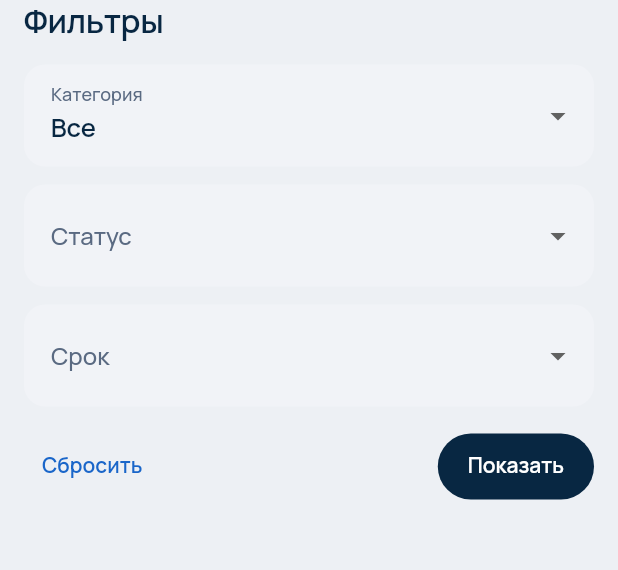
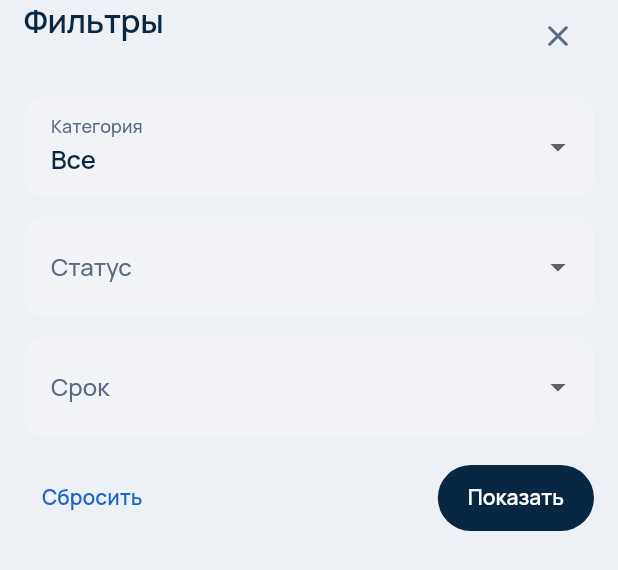
Before and after one commit to Blckk699/modus-trade-feedback, a Flutter app: the _FiltersSheet widget shown alone on an empty page, opened directly with empty values, on a phone screen of 412 x 824 dp. Shown: the top 570 px of the screen. Run offline on Flutter 3.47's test engine with Material 3 defaults, Android fonts, the phone set to English and light mode, and no system bars; our stand-ins replace file_picker, flutter_secure_storage, open_filex, shared_preferences; accounts and stored records are empty; network calls fail.

Commit message:
F-09: «Закрыть» в листах фильтров; скриншоты приёмочного прогона (#221)
Co-authored-by: Blckk699 <278325663+Blckk699@users.noreply.github.com>
Co-authored-by: Claude Opus 5.5 <noreply@anthropic.com>

```diff
--- a/flutter/lib/ui/analytics/digest_screen.dart
+++ b/flutter/lib/ui/analytics/digest_screen.dart
@@ -8,6 +8,7 @@ import '../appeals/appeal_screen.dart';
 import '../appeals/badges.dart';
 import '../../theme/modus_theme.dart';
 import '../home/role_switch.dart';
+import '../sheet_header.dart';
 
 /// «12 ч», «1,5 д» — как `formatHours` в вебе.
 String formatHours(double h) {
@@ -446,7 +447,7 @@ class _FiltersSheetState extends State<_FiltersSheet> {
       padding: EdgeInsets.fromLTRB(16, 0, 16, 16 + MediaQuery.viewInsetsOf(context).bottom),
       child: SingleChildScrollView(
         child: Column(crossAxisAlignment: CrossAxisAlignment.stretch, children: [
-          Text('Фильтры', style: Theme.of(context).textTheme.titleLarge),
+          const SheetHeader('Фильтры'),
           const SizedBox(height: 16),
           if (_departments != null) ...[
             FutureBuilder<List<Department>>(
--- a/flutter/lib/ui/appeals/queue_screen.dart
+++ b/flutter/lib/ui/appeals/queue_screen.dart
@@ -9,6 +9,7 @@ import 'badges.dart';
 import 'rows.dart';
 import '../../theme/modus_theme.dart';
 import '../home/role_switch.dart';
+import '../sheet_header.dart';
 
 /// Значение фильтра статуса: все открытые, любой или конкретный статус.
 sealed class StatusFilter {
@@ -383,7 +384,7 @@ class _FiltersSheetState extends State<_FiltersSheet> {
       padding: EdgeInsets.fromLTRB(16, 0, 16, 16 + MediaQuery.viewInsetsOf(context).bottom),
       child: SingleChildScrollView(
         child: Column(crossAxisAlignment: CrossAxisAlignment.stretch, children: [
-          Text('Фильтры', style: Theme.of(context).textTheme.titleLarge),
+          const SheetHeader('Фильтры'),
           const SizedBox(height: 16),
           DropdownButtonFormField<StatusFilter>(
             key: const Key('filter-status'),
```
Also changed, not shown: 4 other files.
